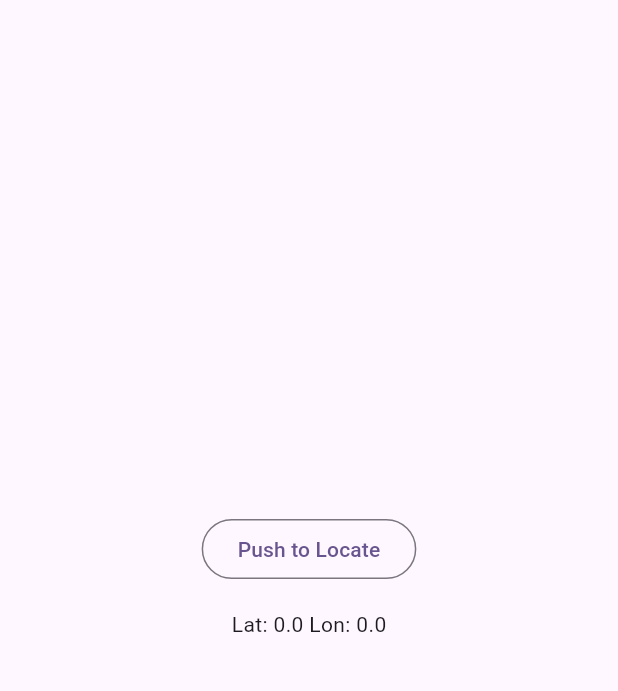
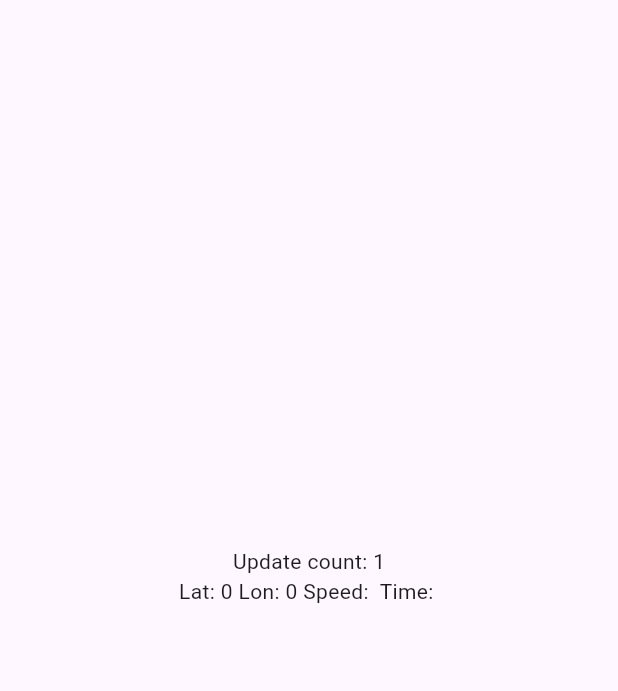
Before and after one commit to mjw1200/ETAPro, a Flutter app: the screen it shows after launch, on a phone screen of 412 x 824 dp, the part 84-775 px from its top. Run offline on Flutter 3.47's test engine with Material 2 defaults, Android fonts, the phone set to English and light mode, and no system bars; our stand-ins replace geolocator.

Commit message:
Got the list of updates working!

```diff
--- a/lib/location.dart
+++ b/lib/location.dart
@@ -1,3 +1,6 @@
+import 'dart:async';
+import 'dart:developer';
+
 import 'package:geolocator/geolocator.dart';
 import 'package:flutter/material.dart';
 
@@ -5,39 +8,32 @@ class Location extends StatefulWidget {
   const Location({super.key});
 
   @override
-  State<StatefulWidget> createState() => _LocationState();
+  State<StatefulWidget> createState() => LocationState();
 }
 
-class _LocationState extends State<Location> {
+class LocationState extends State<Location> {
   final GeolocatorPlatform _geolocatorPlatform = GeolocatorPlatform.instance;
-  Position _lastPos = Position(
-      longitude: 0.0,
-      latitude: 0.0,
-      timestamp: DateTime.now(),
-      accuracy: 0.0,
-      altitude: 0.0,
-      heading: 0.0,
-      speed: 0.0,
-      speedAccuracy: 0.0);
+  List<Text> _updates = [];
+  var quackCount = 1;
 
-  @override
-  void initState() {
-    // _lastPos = await geolocatorPlatform.getCurrentPosition();
-    super.initState();
+  LocationState() : super() {
+    Timer.periodic(const Duration(milliseconds: 5000), setCurrentPosition);
   }
 
   @override
   Widget build(BuildContext context) {
-    return Column(mainAxisAlignment: MainAxisAlignment.center, children: [
-      OutlinedButton(onPressed: setCurrentPosition, child: const Text('Push to Locate')),
-      const Padding(padding: EdgeInsets.all(8.0)),
-      Text('Lat: ${_lastPos.latitude} Lon: ${_lastPos.longitude}')
-    ]);
+    List<Widget> chilluns = [];
+    chilluns.add(Text('Update count: ${_updates.length}'));
+    chilluns.addAll(_updates);
+
+    return Column(mainAxisAlignment: MainAxisAlignment.center, children: chilluns);
   }
 
-  Future<void> setCurrentPosition() async {
+  void setCurrentPosition(Timer t) async {
     setState(() {});
 
-    _lastPos = await _geolocatorPlatform.getCurrentPosition();
+    log('Quack ${this.quackCount++}');
+    var pos = await _geolocatorPlatform.getCurrentPosition();
+    _updates.add(Text('Lat: ${pos.latitude} Lon: ${pos.longitude} Speed: ${pos.speed} Time: ${pos.timestamp}'));
   }
 }
```
